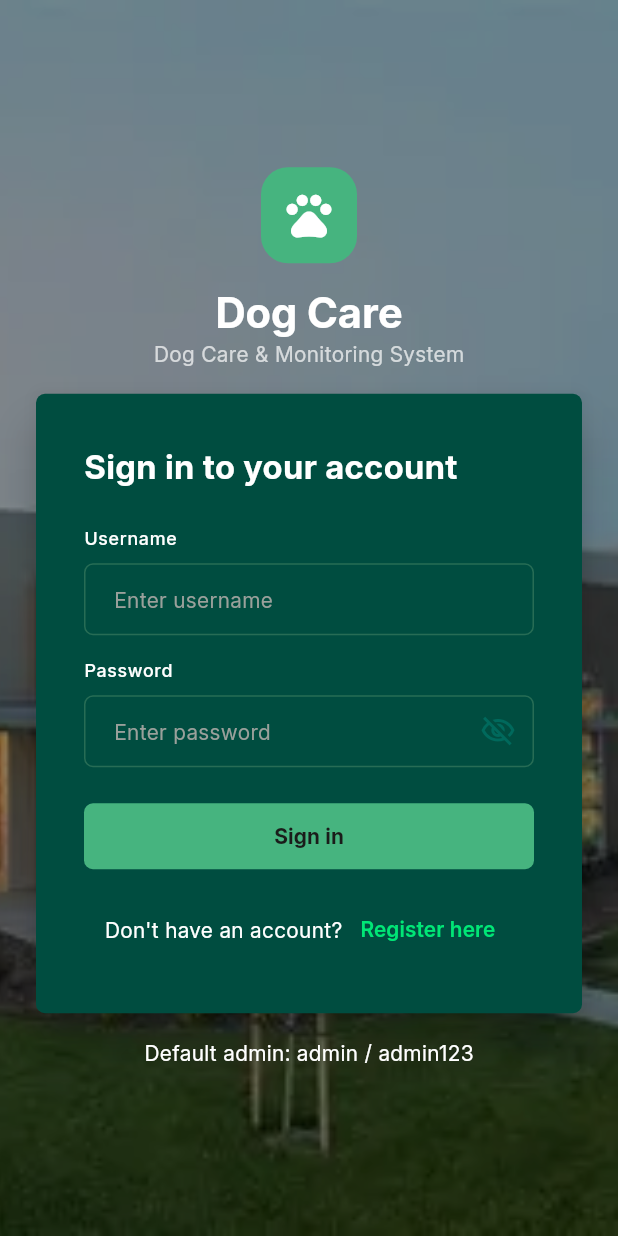
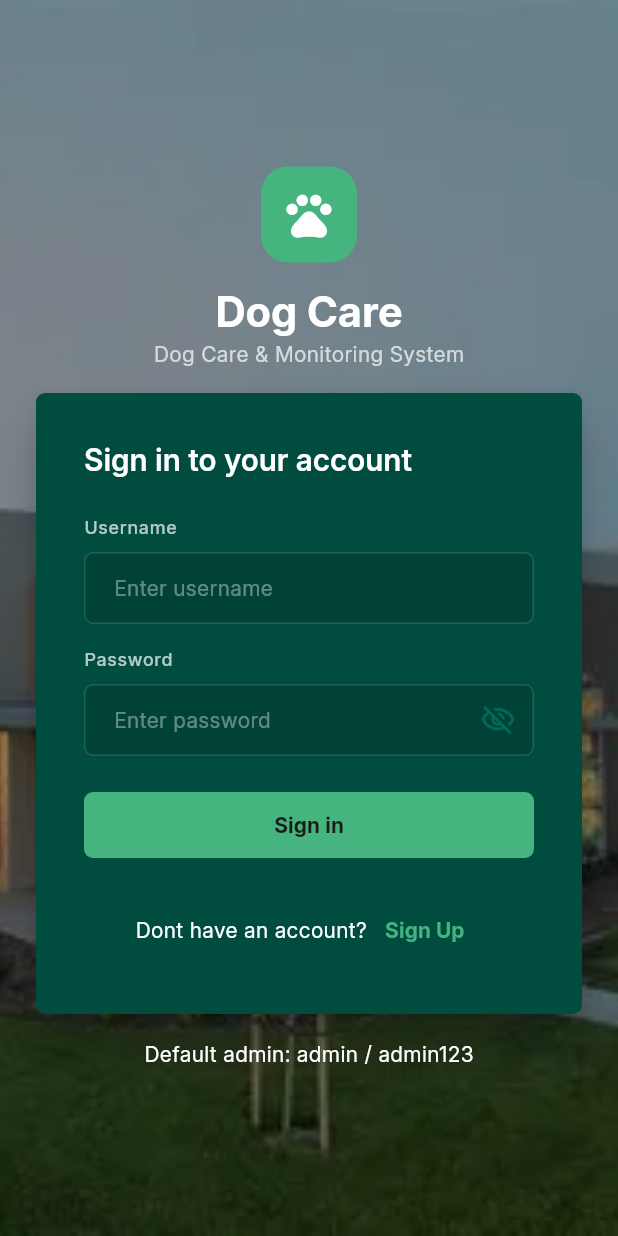
Before and after one commit to jcgpl-dev/dog_care_desktop, a Flutter app: the LoginPage screen opened directly, on a phone screen of 412 x 824 dp. Run offline on Flutter 3.47's test engine with Material 3 defaults, Android fonts, the phone set to English and light mode, and no system bars; our stand-ins replace dartz, flutter_bloc, get_it, go_router, phosphor_flutter; missing offline and left inert: bitsdojo_window.

Commit message:
component update

```diff
--- a/lib/config/router/app_router.dart
+++ b/lib/config/router/app_router.dart
@@ -1,3 +1,35 @@
+import 'package:go_router/go_router.dart';
+
+import '../../app/presentation/shell/app_shell.dart';
+import '../../features/auth/presentation/pages/login_page.dart';
+import '../../features/dashboard/presentation/pages/dashboard_page.dart';
+
 class AppRouter {
   AppRouter._();
+
+  static final GoRouter router = GoRouter(
+    initialLocation: '/login',
+    routes: [
+      GoRoute(
+        path: '/login',
+        builder: (context, state) {
+          return const LoginPage();
+        },
+      ),
+
+      ShellRoute(
+        builder: (context, state, child) {
+          return AppShell(child: child);
+        },
+        routes: [
+          GoRoute(
+            path: '/dashboard',
+            builder: (context, state) {
+              return const DashboardPage();
+            },
+          ),
+        ],
+      ),
+    ],
+  );
 }
--- a/lib/features/auth/presentation/pages/login_page.dart
+++ b/lib/features/auth/presentation/pages/login_page.dart
@@ -1,51 +1,75 @@
 import 'package:flutter/material.dart';
 import 'package:flutter_bloc/flutter_bloc.dart';
+import 'package:go_router/go_router.dart';
 
 import '../../../../config/theme/app_colors.dart';
 import '../bloc/auth_bloc.dart';
+import '../widgets/auth_background.dart';
+import '../widgets/login_footer.dart';
 import '../widgets/login_form.dart';
+import '../widgets/login_header.dart';
 
 class LoginPage extends StatelessWidget {
   const LoginPage({super.key});
 
   @override
   Widget build(BuildContext context) {
-    return Scaffold(
-      body: BlocListener<AuthBloc, AuthState>(
-        listener: (context, state) {
-          if (state is AuthAuthenticated) {
-            Navigator.of(context).pushReplacement(
-              MaterialPageRoute(
-                builder: (_) => const _TemporaryDashboardPage(),
-              ),
-            );
-          }
+    return BlocListener<AuthBloc, AuthState>(
+      listener: _onAuthStateChanged,
+      child: const Scaffold(body: _LoginContent()),
+    );
+  }
 
-          if (state is AuthFailure) {
-            ScaffoldMessenger.of(context).showSnackBar(
-              SnackBar(
-                content: Text(state.message),
-                backgroundColor: AppColors.error,
-              ),
-            );
-          }
-        },
-        child: const LoginForm(),
-      ),
+  void _onAuthStateChanged(BuildContext context, AuthState state) {
+    if (state is AuthAuthenticated) {
+      _navigateToDashboard(context);
+      return;
+    }
+
+    if (state is AuthFailure) {
+      _showErrorMessage(context, state.message);
+    }
+  }
+
+  void _navigateToDashboard(BuildContext context) {
+    context.go('/dashboard');
+  }
+
+  void _showErrorMessage(BuildContext context, String message) {
+    ScaffoldMessenger.of(context).showSnackBar(
+      SnackBar(content: Text(message), backgroundColor: AppColors.error),
     );
   }
 }
 
-class _TemporaryDashboardPage extends StatelessWidget {
-  const _TemporaryDashboardPage();
+class _LoginContent extends StatelessWidget {
+  const _LoginContent();
 
   @override
   Widget build(BuildContext context) {
-    return Scaffold(
-      appBar: AppBar(title: const Text('Dog Care Dashboard')),
-      body: const Center(
-        child: Text('Login successful!', style: TextStyle(fontSize: 24)),
-      ),
+    return Stack(
+      fit: StackFit.expand,
+      children: [
+        const AuthBackground(child: SizedBox.expand()),
+        Center(
+          child: SingleChildScrollView(
+            padding: const EdgeInsets.all(24),
+            child: ConstrainedBox(
+              constraints: const BoxConstraints(maxWidth: 500),
+              child: const Column(
+                mainAxisSize: MainAxisSize.min,
+                children: [
+                  LoginHeader(),
+                  SizedBox(height: 16),
+                  LoginForm(),
+                  SizedBox(height: 16),
+                  LoginFooter(),
+                ],
+              ),
+            ),
+          ),
+        ),
+      ],
     );
   }
 }
--- a/lib/features/auth/presentation/widgets/login_form.dart
+++ b/lib/features/auth/presentation/widgets/login_form.dart
@@ -1,13 +1,10 @@
-import 'package:dog_care_desktop/config/theme/app_colors.dart';
-import 'package:dog_care_desktop/config/theme/app_dimensions.dart';
-import 'package:dog_care_desktop/core/presentation/widgets/buttons/app_button.dart';
-import 'package:dog_care_desktop/core/presentation/widgets/inputs/app_text_field.dart';
-import 'package:dog_care_desktop/features/auth/presentation/widgets/auth_background.dart';
-import 'package:dog_care_desktop/features/auth/presentation/widgets/login_footer.dart';
-import 'package:dog_care_desktop/features/auth/presentation/widgets/login_header.dart';
 import 'package:flutter/material.dart';
 import 'package:flutter_bloc/flutter_bloc.dart';
 
+import '../../../../config/theme/app_colors.dart';
+import '../../../../config/theme/app_dimensions.dart';
+import '../../../../core/presentation/widgets/buttons/app_button.dart';
+import '../../../../core/presentation/widgets/inputs/app_text_field.dart';
 import '../bloc/auth_bloc.dart';
 
 class LoginForm extends StatefulWidget {
@@ -19,9 +16,12 @@ class LoginForm extends StatefulWidget {
 
 class _LoginFormState extends State<LoginForm> {
   final _formKey = GlobalKey<FormState>();
-  bool _obscurePassword = true;
+
   final _usernameController = TextEditingController();
   final _passwordController = TextEditingController();
+
+  bool _obscurePassword = true;
+
   @override
   void dispose() {
     _usernameController.dispose();
@@ -48,30 +48,29 @@ class _LoginFormState extends State<LoginForm> {
     );
   }
 
+  String? _validateUsername(String? value) {
+    if (value == null || value.trim().isEmpty) {
+      return 'Username is required';
+    }
+
+    return null;
+  }
+
+  String? _validatePassword(String? value) {
+    if (value == null || value.isEmpty) {
+      return 'Password is required';
+    }
+
+    return null;
+  }
+
   @override
   Widget build(BuildContext context) {
-    return Stack(
-      fit: StackFit.expand,
-      children: [
-        // Background
-        AuthBackground(child: Container()),
-
-        Center(
-          child: SingleChildScrollView(
-            padding: const EdgeInsets.all(24),
-            child: ConstrainedBox(
-              constraints: const BoxConstraints(maxWidth: 500),
-              child: Column(
-                children: [
-                  LoginHeader(),
-                  SizedBox(height: AppDimensions.spacing16),
-                  Card(
+    return Card(
       color: AppColors.cardColor,
       elevation: 12,
       shape: RoundedRectangleBorder(
-                      borderRadius: BorderRadius.circular(
-                        AppDimensions.radiusSmall,
-                      ),
+        borderRadius: BorderRadius.circular(AppDimensions.radiusSmall),
       ),
       child: Padding(
         padding: const EdgeInsets.all(32),
@@ -79,60 +78,65 @@ class _LoginFormState extends State<LoginForm> {
           key: _formKey,
           child: Column(
             mainAxisSize: MainAxisSize.min,
-
             children: [
-                            Row(
-                              mainAxisAlignment: MainAxisAlignment.start,
-                              children: [
-                                const Text(
-                                  'Sign in to your account',
-                                  style: TextStyle(
-                                    color: Colors.white,
-                                    fontSize: 22,
-                                    fontWeight: FontWeight.w700,
-                                  ),
-                                ),
-                              ],
-                            ),
+              _buildTitle(),
 
               const SizedBox(height: 24),
 
-                            AppTextField(
-                              textColor: AppColors.darkText,
-                              labelColor: AppColors.darkText,
-                              fillColor: AppColors.cardColor,
-                              hintColor: AppColors.textDisabled,
-                              borderColor: AppColors.darkBorderDisabled,
-                              hint: 'Enter username',
-                              label: 'Username',
-                              controller: _usernameController,
-                              validator: (value) {
-                                if (value == null || value.trim().isEmpty) {
-                                  return 'Username is required';
-                                }
-                                return null;
-                              },
-                            ),
+              _buildUsernameField(),
 
               const SizedBox(height: 16),
 
-                            AppTextField(
-                              textColor: AppColors.darkText,
-                              fillColor: AppColors.cardColor,
-                              labelColor: AppColors.darkText,
+              _buildPasswordField(),
+
+              const SizedBox(height: 24),
+
+              _buildSubmitButton(),
+              const SizedBox(height: 24),
+              _buildAuthOption(),
+            ],
+          ),
+        ),
+      ),
+    );
+  }
+
+  Widget _buildTitle() {
+    return Align(
+      alignment: Alignment.centerLeft,
+      child: Text(
+        'Sign in to your account',
+        style: Theme.of(
+          context,
+        ).textTheme.headlineMedium?.copyWith(color: AppColors.darkText),
+      ),
+    );
+  }
+
+  Widget _buildUsernameField() {
+    return AppTextField(
+      variant: AppTextFieldVariant.dark,
+      focusedBorderColor: AppColors.primary,
+      label: 'Username',
+      hint: 'Enter username',
+      controller: _usernameController,
+      keyboardType: TextInputType.text,
+      textInputAction: TextInputAction.next,
+      validator: _validateUsername,
+    );
+  }
+
+  Widget _buildPasswordField() {
+    return AppTextField(
+      variant: AppTextFieldVariant.dark,
+      label: 'Password',
       hint: 'Enter password',
-                              hintColor: AppColors.textDisabled,
-                              borderColor: AppColors.darkBorderDisabled,
-                              label: 'Password',
       controller: _passwordController,
+      focusedBorderColor: AppColors.primary,
+      keyboardType: TextInputType.visiblePassword,
+      textInputAction: TextInputAction.done,
       obscureText: _obscurePassword,
       suffixIconColor: AppColors.secondary,
-                              validator: (value) {
-                                if (value == null || value.isEmpty) {
-                                  return 'Password is required';
-                                }
-                                return null;
-                              },
       suffixIcon: IconButton(
         onPressed: _togglePasswordVisibility,
         icon: Icon(
@@ -141,61 +145,43 @@ class _LoginFormState extends State<LoginForm> {
               : Icons.visibility_outlined,
         ),
       ),
-                            ),
+      validator: _validatePassword,
+      onSubmitted: (_) => _submit(),
+    );
+  }
 
-                            const SizedBox(height: 24),
-
-                            BlocBuilder<AuthBloc, AuthState>(
+  Widget _buildSubmitButton() {
+    return BlocBuilder<AuthBloc, AuthState>(
       builder: (context, state) {
         final isLoading = state is AuthLoading;
+
         return AppButton(
           backgroundColor: AppColors.primary,
           foregroundColor: AppColors.textPrimary,
           label: 'Sign in',
-                                  onPressed: () {
-                                    isLoading ? null : _submit;
+          onPressed: isLoading ? null : _submit,
+        );
       },
     );
-                              },
-                            ),
+  }
 
-                            const SizedBox(height: 16),
-
-                            Row(
+  Widget _buildAuthOption() {
+    return Row(
       mainAxisAlignment: MainAxisAlignment.center,
       children: [
         Text(
-                                  "Don't have an account?",
-                                  style: TextStyle(
-                                    color: AppColors.darkText,
-                                    fontWeight: FontWeight.w400,
-                                  ),
+          "Dont have an account?",
+          style: Theme.of(
+            context,
+          ).textTheme.bodyMedium?.copyWith(color: AppColors.darkText),
         ),
         TextButton(
           onPressed: () {
-                                    // Registration will be implemented later.
+            // Handle "Sign Up" action
           },
           child: const Text(
-                                    'Register here',
-                                    style: TextStyle(
-                                      color: Color(0xFF00E676),
-                                      fontWeight: FontWeight.w600,
-                                    ),
-                                  ),
-                                ),
-                              ],
-                            ),
-                          ],
-                        ),
-                      ),
-                    ),
-                  ),
-                  const SizedBox(height: AppDimensions.spacing16),
-
-                  LoginFooter(),
-                ],
-              ),
-            ),
+            'Sign Up',
+            style: TextStyle(color: AppColors.primary),
           ),
         ),
       ],
--- /dev/null
+++ b/lib/features/dashboard/domain/repositories/dashboard_repository.dart
@@ -0,0 +1,3 @@
+abstract class DashboardRepository {
+  // TODO: Define domain contract operations
+}
--- /dev/null
+++ b/lib/features/dashboard/presentation/bloc/dashboard_event.dart
@@ -0,0 +1,3 @@
+part of 'dashboard_bloc.dart';
+
+abstract class DashboardEvent {}
--- /dev/null
+++ b/lib/features/dashboard/presentation/bloc/dashboard_state.dart
@@ -0,0 +1,5 @@
+part of 'dashboard_bloc.dart';
+
+abstract class DashboardState {}
+
+class DashboardInitial extends DashboardState {}
--- a/pubspec.yaml
+++ b/pubspec.yaml
@@ -17,6 +17,7 @@ dependencies:
   bitsdojo_window: ^0.1.6
   phosphor_flutter: ^2.1.0
   cupertino_icons: ^1.0.8
+  go_router: ^17.5.0
 
 dev_dependencies:
   flutter_test:
```
Also changed, not shown: lib/app/presentation/shell/app_navigation_item.dart (added, +13 -0 lines), lib/app/presentation/shell/app_shell.dart (added, +31 -0 lines), lib/app/presentation/shell/app_sidebar.dart (added, +153 -0 lines), lib/app/presentation/shell/app_top_bar.dart (added, +76 -0 lines), lib/features/dashboard/presentation/bloc/dashboard_bloc.dart (added, +12 -0 lines), lib/features/dashboard/presentation/pages/dashboard_page.dart (added, +10 -0 lines), lib/main.dart (+5 -9 lines), lib/app/presentation/app.dart (added), pubspec.lock. Lines whose indentation alone changed are shown as unchanged.
